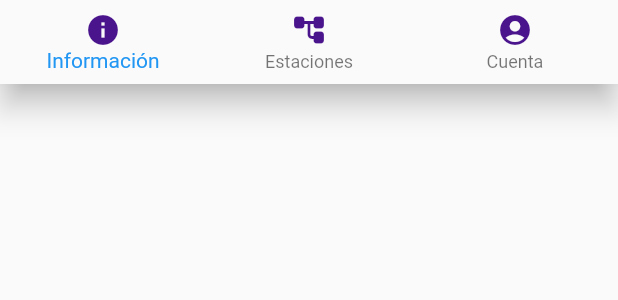
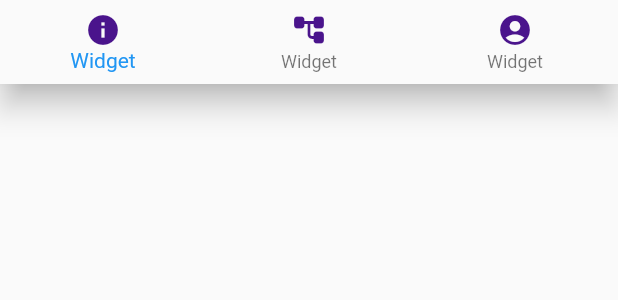
Before and after one commit to carlosfnd1222/SmartAir, a Flutter app: the _Navegacion widget shown alone on an empty page, opened directly, on a phone screen of 412 x 824 dp. Shown: the top 300 px of the screen. Run offline on Flutter 3.47's test engine with Material 2 defaults, Android fonts, the phone set to English and light mode, and no system bars; our stand-ins replace font_awesome_flutter, image_picker, rxdart, shared_preferences; missing offline and left inert: mime_type; accounts and stored records are empty; network calls fail; statements that could not run were skipped.

Commit message:
solución de errores

```diff
--- a/lib/src/bloc/login_bloc.dart
+++ b/lib/src/bloc/login_bloc.dart
@@ -16,7 +16,7 @@ class LoginBloc with Validators {
       _nombreController.stream.transform(validarEmail);
 
   Stream<bool> get formValidStream =>
-      Observable.combineLatest2(emailStream, passwordStream, (e, p) => true);
+      Rx.combineLatest2(emailStream, passwordStream, (e, p) => true);
 
   // Insertar valores al Stream
   Function(String) get changeEmail => _emailController.sink.add;
--- a/lib/src/pages/tabs_page.dart
+++ b/lib/src/pages/tabs_page.dart
@@ -31,32 +31,35 @@ class _Navegacion extends StatelessWidget {
               Icons.info,
               color: Colors.purple[900],
             ),
-            title: Text('Información',
+            label: Text('Información',
                     style: TextStyle(
                         fontSize: 17,
                         fontWeight: FontWeight.normal,
-                    color: Colors.purple[900])),
+                        color: Colors.purple[900]))
+                .toString(),
           ),
           BottomNavigationBarItem(
               icon: Icon(
                 Icons.account_tree_rounded,
                 color: Colors.purple[900],
               ),
-              title: Text('Estaciones',
+              label: Text('Estaciones',
                       style: TextStyle(
                           fontSize: 17,
                           fontWeight: FontWeight.normal,
-                      color: Colors.purple[900]))),
+                          color: Colors.purple[900]))
+                  .toString()),
           BottomNavigationBarItem(
               icon: Icon(
                 Icons.account_circle,
                 color: Colors.purple[900],
               ),
-              title: Text('Cuenta',
+              label: Text('Cuenta',
                       style: TextStyle(
                           fontSize: 17,
                           fontWeight: FontWeight.normal,
-                      color: Colors.purple[900]))),
+                          color: Colors.purple[900]))
+                  .toString()),
         ]);
   }
 }
```
Also changed, not shown: pubspec.lock, 3 other files. Lines whose indentation alone changed are shown as unchanged.
